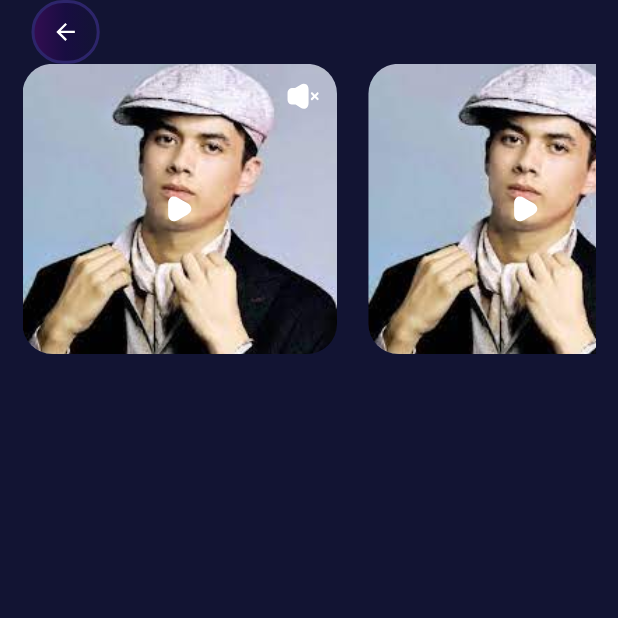
After one commit to azizbek123411/yulduzlar_cosinius, a Flutter app: the screen it shows after launch, after a tap on "Abror Dostov", on a phone screen of 412 x 824 dp, the top half of it. The commit adds this screen. Run offline on Flutter 3.47's test engine with Material 3 defaults, Android fonts, the phone set to English and light mode, and no system bars; our stand-ins replace bloc, flutter_svg.

Commit message:
video_card

```diff
--- a/lib/src/config/appcolors.dart
+++ b/lib/src/config/appcolors.dart
@@ -5,8 +5,8 @@ class AppColors {
   static Color colorFFF = Colors.white;
   static Color colorFFF60 = Colors.white60;
   static Color colorC042D7 = const Color(0xffC042D7);
-  static Color color121433 = const Color(0xff121433);
-  static LinearGradient mainBackground = const LinearGradient(
+  static Color mainBackground = const Color(0xff121433);
+  static LinearGradient mainBackgroundGradient = const LinearGradient(
       end: Alignment.centerLeft,
       begin: Alignment.centerRight,
       colors: [
--- a/lib/src/ui/pages/navbar_pages/home_page.dart
+++ b/lib/src/ui/pages/navbar_pages/home_page.dart
@@ -22,7 +22,7 @@ class _HomepageState extends State<Homepage> {
   @override
   Widget build(BuildContext context) {
     return Scaffold(
-      backgroundColor: AppColors.color121433,
+      backgroundColor: AppColors.mainBackground,
       appBar: PreferredSize(
         preferredSize: Size(double.infinity.w, 44.h),
         child: const HomeAppBar(),
--- /dev/null
+++ b/lib/src/ui/screens/artist_screens/artist_info_page.dart
@@ -0,0 +1,57 @@
+import 'package:flutter/material.dart';
+import 'package:yulduzlar_cosinius/src/config/appcolors.dart';
+import 'package:yulduzlar_cosinius/src/config/router.dart';
+import 'package:yulduzlar_cosinius/src/repository/utils/app_padding.dart';
+import 'package:yulduzlar_cosinius/src/repository/utils/creen_utils.dart';
+import 'package:yulduzlar_cosinius/src/ui/widgets/buttons.dart';
+
+import '../cards/artist_video_card.dart';
+
+class ArtistInfo extends StatefulWidget {
+  const ArtistInfo({super.key});
+
+  @override
+  State<ArtistInfo> createState() => _ArtistInfoState();
+}
+
+class _ArtistInfoState extends State<ArtistInfo> {
+  @override
+  Widget build(BuildContext context) {
+    return Scaffold(
+      backgroundColor: AppColors.mainBackground,
+      appBar: PreferredSize(
+        preferredSize: Size(double.infinity, 44.h),
+        child: Padding(
+          padding:Dis.only(left: 15.w),
+          child: AppBar(
+            backgroundColor: Colors.transparent,
+            leading: ButtonWidget(
+              onTap: () {
+                AppRouter.close(context);
+              },
+              path: 'assets/svg/Frame.svg',
+            ),
+          ),
+        ),
+      ),
+      body: SingleChildScrollView(
+        child: Padding(
+          padding: Dis.lr(15),
+          child: Column(
+            children: [
+              SingleChildScrollView(
+                scrollDirection: Axis.horizontal,
+                child: Row(
+                  children: [
+                    ArtistVideoCard(),
+                    ArtistVideoCard(),
+                  ],
+                ),
+              )
+            ],
+          ),
+        ),
+      ),
+    );
+  }
+}
--- a/lib/src/ui/screens/cards/artist_card.dart
+++ b/lib/src/ui/screens/cards/artist_card.dart
@@ -1,9 +1,11 @@
 import 'package:flutter/material.dart';
 import 'package:yulduzlar_cosinius/src/config/font_size.dart';
+import 'package:yulduzlar_cosinius/src/config/router.dart';
 import 'package:yulduzlar_cosinius/src/repository/constants/text_style.dart';
 import 'package:yulduzlar_cosinius/src/repository/utils/app_padding.dart';
 import 'package:yulduzlar_cosinius/src/repository/utils/creen_utils.dart';
 import 'package:yulduzlar_cosinius/src/repository/utils/space.dart';
+import 'package:yulduzlar_cosinius/src/ui/screens/artist_screens/artist_info_page.dart';
 
 import '../../../config/appcolors.dart';
 
@@ -12,7 +14,11 @@ class ArtistCard extends StatelessWidget {
 
   @override
   Widget build(BuildContext context) {
-    return Container(
+    return GestureDetector(
+      onTap: (){
+        AppRouter.go(context, const ArtistInfo());
+      },
+      child: Container(
         margin: Dis.only(bottom: 10, top: 10),
         padding: Dis.all(10),
         height: 140.h,
@@ -23,7 +29,7 @@ class ArtistCard extends StatelessWidget {
             width: 2.w,
           ),
           borderRadius: BorderRadius.circular(20),
-        gradient: AppColors.mainBackground,
+          gradient: AppColors.mainBackgroundGradient,
         ),
         child: Row(
           children: [
@@ -109,6 +115,7 @@ class ArtistCard extends StatelessWidget {
             )
           ],
         ),
+      ),
     );
   }
 }
--- /dev/null
+++ b/lib/src/ui/screens/cards/artist_video_card.dart
@@ -0,0 +1,47 @@
+import 'package:flutter/material.dart';
+import 'package:flutter_svg/svg.dart';
+import 'package:yulduzlar_cosinius/src/repository/utils/app_padding.dart';
+import 'package:yulduzlar_cosinius/src/repository/utils/creen_utils.dart';
+
+class ArtistVideoCard extends StatelessWidget {
+  const ArtistVideoCard({super.key});
+
+  @override
+  Widget build(BuildContext context) {
+    return Container(
+      margin: Dis.right(20.w),
+      height: 200.h,
+      width: 200.w,
+      decoration: BoxDecoration(
+        borderRadius: BorderRadius.circular(20),
+        image: const DecorationImage(
+          image: AssetImage('assets/images/abror_dostov.jpg'),
+          fit: BoxFit.cover,
+        ),
+      ),
+      child: Stack(
+        children: [
+
+             Container(
+               alignment: Alignment.center,
+               child: SvgPicture.asset(
+                'assets/svg/play.svg',
+                 height: 24.h,
+                 width: 24.w,
+                           ),
+             ),
+
+          Container(
+            margin: Dis.all(10),
+            alignment: Alignment.topRight,
+            child: SvgPicture.asset(
+              'assets/svg/volume-cross.svg',
+              height: 24.h,
+              width: 24.w,
+            ),
+          ),
+        ],
+      ),
+    );
+  }
+}
--- a/lib/src/ui/screens/cards/notification_card.dart
+++ b/lib/src/ui/screens/cards/notification_card.dart
@@ -5,7 +5,7 @@ import 'package:yulduzlar_cosinius/src/repository/constants/text_style.dart';
 import 'package:yulduzlar_cosinius/src/repository/utils/app_padding.dart';
 import 'package:yulduzlar_cosinius/src/repository/utils/creen_utils.dart';
 
-import '../appbar_screens/not_bottomsheet.dart';
+import '../home_appbar_screens/not_bottomsheet.dart';
 
 class NotCard extends StatelessWidget {
   const NotCard({super.key});
@@ -15,7 +15,7 @@ class NotCard extends StatelessWidget {
     return GestureDetector(
       onTap: (){
         showModalBottomSheet(
-            backgroundColor: AppColors.color121433,
+            backgroundColor: AppColors.mainBackground,
             context: context,
             builder: (context) {
               return const OpenMessageWidget();
@@ -28,7 +28,7 @@ class NotCard extends StatelessWidget {
         width: 400.w,
         decoration: BoxDecoration(
             borderRadius: BorderRadius.circular(8),
-            gradient: AppColors.mainBackground,
+            gradient: AppColors.mainBackgroundGradient,
             border: Border.all(color: AppColors.color2d256b)),
         child: Row(
           children: [
--- a/lib/src/ui/screens/appbar_screens/not_bottomsheet.dart
+++ b/lib/src/ui/screens/home_appbar_screens/not_bottomsheet.dart
@@ -28,7 +28,7 @@ class OpenMessageWidget extends StatelessWidget {
           topLeft: Radius.circular(10),
           topRight: Radius.circular(10),
         ),
-        color: AppColors.color121433,
+        color: AppColors.mainBackground,
       ),
       child: Column(
         mainAxisAlignment: MainAxisAlignment.start,
--- a/lib/src/ui/screens/appbar_screens/notification_screen.dart
+++ b/lib/src/ui/screens/home_appbar_screens/notification_screen.dart
@@ -19,7 +19,7 @@ class _NotificationScreenState extends State<NotificationScreen> {
   @override
   Widget build(BuildContext context) {
     return Scaffold(
-      backgroundColor: AppColors.color121433,
+      backgroundColor: AppColors.mainBackground,
       appBar: PreferredSize(
         preferredSize: Size(353.w, 40.h),
         child: Container(
--- a/lib/src/ui/screens/appbar_screens/search_screen.dart
+++ b/lib/src/ui/screens/home_appbar_screens/search_screen.dart
@@ -19,7 +19,7 @@ class _SearchScreenState extends State<SearchScreen> {
   @override
   Widget build(BuildContext context) {
     return Scaffold(
-      backgroundColor: AppColors.color121433,
+      backgroundColor: AppColors.mainBackground,
       appBar: PreferredSize(
         preferredSize: Size(double.infinity, 100.h),
         child: SearchAppBar(),
--- a/lib/src/ui/screens/home_page_screens/home_appbar.dart
+++ b/lib/src/ui/screens/home_page_screens/home_appbar.dart
@@ -6,9 +6,10 @@ import 'package:yulduzlar_cosinius/src/config/router.dart';
 import 'package:yulduzlar_cosinius/src/repository/constants/text_style.dart';
 import 'package:yulduzlar_cosinius/src/repository/utils/app_padding.dart';
 import 'package:yulduzlar_cosinius/src/repository/utils/creen_utils.dart';
-import 'package:yulduzlar_cosinius/src/ui/screens/appbar_screens/notification_screen.dart';
-import 'package:yulduzlar_cosinius/src/ui/screens/appbar_screens/search_screen.dart';
 import 'package:yulduzlar_cosinius/src/ui/widgets/buttons.dart';
+
+import '../home_appbar_screens/notification_screen.dart';
+import '../home_appbar_screens/search_screen.dart';
 
 class HomeAppBar extends StatelessWidget {
   const HomeAppBar({super.key});
--- a/lib/src/ui/widgets/buttons.dart
+++ b/lib/src/ui/widgets/buttons.dart
@@ -24,7 +24,7 @@ class ButtonWidget extends StatelessWidget {
         height: 46.h,
         width: 44.w,
         decoration: BoxDecoration(
-          gradient: AppColors.mainBackground,
+          gradient: AppColors.mainBackgroundGradient,
           border: Border.all(
             color: AppColors.color2d256b,
             width: 2,
--- a/lib/src/ui/widgets/categories.dart
+++ b/lib/src/ui/widgets/categories.dart
@@ -17,7 +17,7 @@ class Categories extends StatelessWidget {
       height: 36.h,
       decoration: BoxDecoration(
         borderRadius: BorderRadius.circular(50),
-        gradient: AppColors.mainBackground,
+        gradient: AppColors.mainBackgroundGradient,
         border: Border.all(
           color: AppColors.color2d256b,
           width: 2,
--- a/lib/src/ui/widgets/search_appbar.dart
+++ b/lib/src/ui/widgets/search_appbar.dart
@@ -24,7 +24,7 @@ class SearchAppBar extends StatelessWidget {
             color: AppColors.colorC042D7,
             width: 1,
           ),
-          gradient: AppColors.mainBackground),
+          gradient: AppColors.mainBackgroundGradient,),
       child: Center(
         child: TextField(
           controller: controller,
```
Also changed, not shown: assets/svg/play.svg (added), assets/svg/volume-cross.svg (added). Lines whose indentation alone changed are shown as unchanged.
